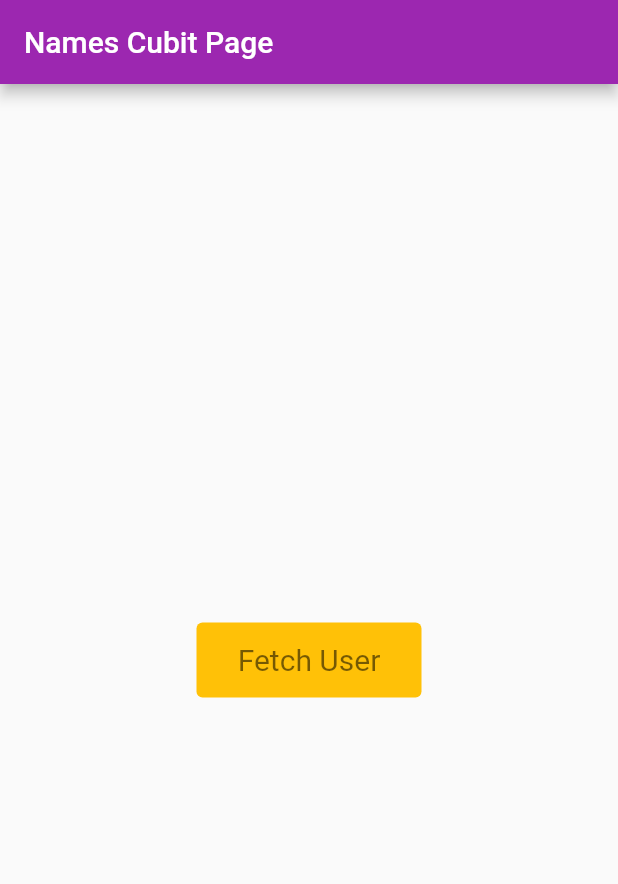
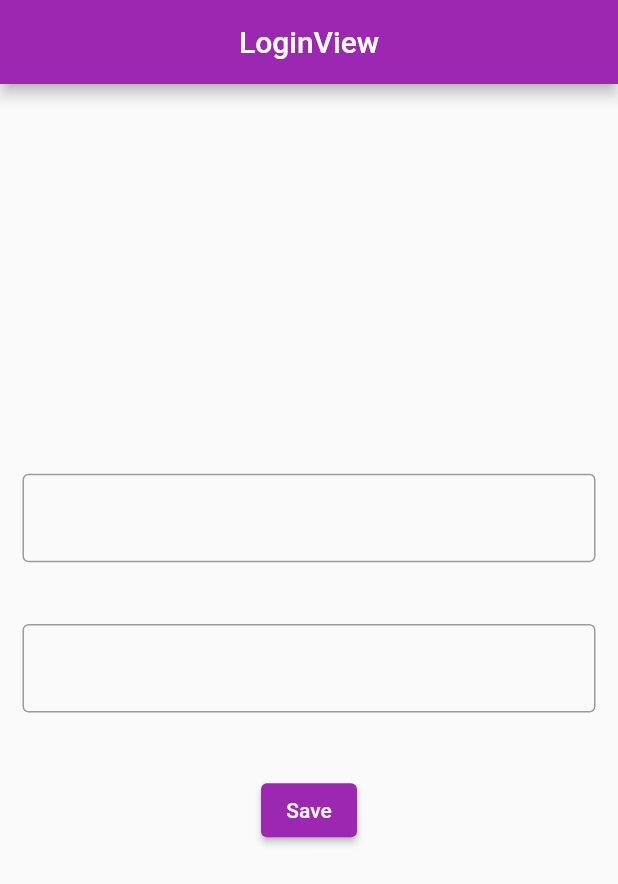
Before and after one commit to TarkanKara/Bloc_Cubit, a Flutter app: the screen it shows after launch, on a phone screen of 412 x 824 dp. Shown: the top 884 px of the screen. Run offline on Flutter 3.47's test engine with Material 2 defaults, Android fonts, the phone set to English and light mode, and no system bars; our stand-ins replace bloc, flutter_bloc.

Commit message:
Login_Cubit

```diff
--- /dev/null
+++ b/lib/cubit_3_login/view/login_view.dart
@@ -0,0 +1,56 @@
+// ignore_for_file: depend_on_referenced_packages
+
+import 'package:bloc_cubit/cubit_3_login/viewmodel/login_cubit.dart';
+import 'package:flutter/material.dart';
+import 'package:flutter_bloc/flutter_bloc.dart';
+
+class LoginView extends StatelessWidget {
+  final GlobalKey<FormState> formKey = GlobalKey();
+  final TextEditingController emailController = TextEditingController();
+  final TextEditingController passwordController = TextEditingController();
+  LoginView({super.key});
+
+  @override
+  Widget build(BuildContext context) {
+    return BlocProvider<LoginCubit>(
+        create: (context) =>
+            LoginCubit(formKey, emailController, passwordController),
+        child: buildScaffold(context));
+  }
+
+  Scaffold buildScaffold(BuildContext context) {
+    return Scaffold(
+      appBar: AppBar(
+        title: const Text("LoginView"),
+        centerTitle: true,
+      ),
+      body: Form(
+        key: formKey,
+        autovalidateMode: AutovalidateMode.disabled,
+        child: Padding(
+          padding: const EdgeInsets.only(right: 15, left: 15),
+          child: Column(
+            mainAxisAlignment: MainAxisAlignment.center,
+            children: [
+              TextFormField(
+                  controller: emailController,
+                  validator: (value) =>
+                      (value ?? "").length > 5 ? null : "5 ten küçük",
+                  decoration:
+                      const InputDecoration(border: OutlineInputBorder())),
+              SizedBox(height: MediaQuery.of(context).size.height * 0.05),
+              TextFormField(
+                  controller: passwordController,
+                  validator: (value) =>
+                      (value ?? "").length > 5 ? null : "5 ten küçük",
+                  decoration:
+                      const InputDecoration(border: OutlineInputBorder())),
+              SizedBox(height: MediaQuery.of(context).size.height * 0.05),
+              ElevatedButton(onPressed: () {}, child: const Text("Save"))
+            ],
+          ),
+        ),
+      ),
+    );
+  }
+}
--- /dev/null
+++ b/lib/cubit_3_login/viewmodel/login_cubit.dart
@@ -0,0 +1,16 @@
+// ignore_for_file: depend_on_referenced_packages
+
+import 'package:bloc/bloc.dart';
+import 'package:flutter/cupertino.dart';
+
+class LoginCubit extends Cubit<LoginState> {
+  final TextEditingController emailController;
+  final TextEditingController passwordController;
+  final GlobalKey<FormState> formKey;
+  LoginCubit(this.formKey, this.emailController, this.passwordController)
+      : super(LoginInitial());
+}
+
+abstract class LoginState {}
+
+class LoginInitial extends LoginState {}
--- a/lib/main.dart
+++ b/lib/main.dart
@@ -1,4 +1,4 @@
-import 'package:bloc_cubit/cubit_2_random/cubit_page.dart';
+import 'package:bloc_cubit/cubit_3_login/view/login_view.dart';
 import 'package:flutter/material.dart';
 
 void main() => runApp(const MyApp());
@@ -29,7 +29,7 @@ class MyApp extends StatelessWidget {
             .copyWith(primary: Colors.purple, secondary: Colors.blueAccent),
       ),
       title: 'Bloc && Cubit',
-      home: const Cubit2PageExample(),
+      home:  LoginView(),
     );
   }
 }
```
